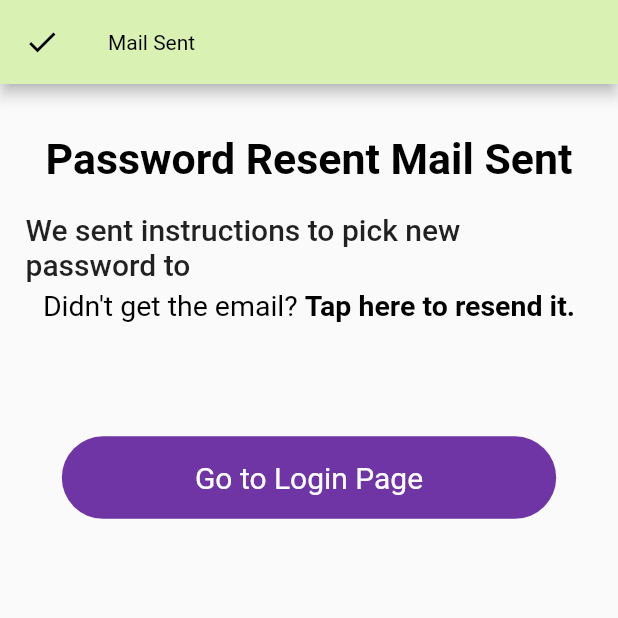
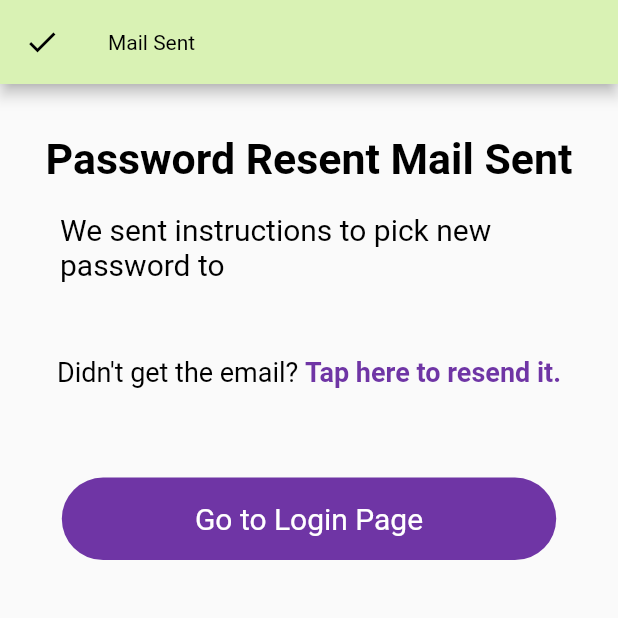
Before and after one commit to dhgavali/artsvalley, a Flutter app: the MailSent screen opened directly with empty values, on a phone screen of 412 x 824 dp, the top half of it. Run offline on Flutter 3.47's test engine with Material 2 defaults, Android fonts, the phone set to English and light mode, and no system bars; our stand-ins replace animated_bottom_navigation_bar, animated_splash_screen, animated_text_kit, cloud_firestore, connectivity, firebase_auth and 10 more; accounts and stored records are empty; network calls fail.

Commit message:
changes in drawer and login ui

```diff
--- a/lib/shared/shared_widgets.dart
+++ b/lib/shared/shared_widgets.dart
@@ -42,7 +42,7 @@ Widget customInputField1(
   double width,
 }) {
   return TextFieldContainer(
-    bgcolor: kcream ?? bgcolor,
+    bgcolor: Colors.white,
     child: TextFormField(
       controller: mycontroller,
       cursorColor: kPrimaryColor,
--- a/lib/views/btm_animated.dart
+++ b/lib/views/btm_animated.dart
@@ -1,6 +1,7 @@
 import 'package:animated_bottom_navigation_bar/animated_bottom_navigation_bar.dart';
 import 'package:artsvalley/profile_page/newDesignProfile/newProfileDesign.dart';
 import 'package:artsvalley/providers/uploadPostProvider.dart';
+import 'package:artsvalley/providers/visibilityprovider.dart';
 import 'package:artsvalley/shared/constants.dart';
 import 'package:artsvalley/views/home.dart';
 import 'package:flutter/cupertino.dart';
--- a/lib/views/home.dart
+++ b/lib/views/home.dart
@@ -26,7 +26,6 @@ class HomePage extends StatefulWidget {
 
 class _HomePageState extends State<HomePage> {
   var likeRef;
-
 
   @override
   Widget build(BuildContext context) {
@@ -135,6 +134,8 @@ class MyDrawer extends StatelessWidget {
         children: [
           ListTile(
             onTap: () {
+              //show bottom navigation and close drawer.
+
               Navigator.of(context).pop();
             },
             leading: Icon(
--- a/lib/views/loginscreens/Signup/signup_screen.dart
+++ b/lib/views/loginscreens/Signup/signup_screen.dart
@@ -152,7 +152,7 @@ class _SignUpScreenState extends State<SignUpScreen> {
                   ),
                 ),
                 SizedBox(
-                  height: 20,
+                  height: 50,
                 ),
               ],
             ),
@@ -170,7 +170,7 @@ class _SignUpScreenState extends State<SignUpScreen> {
         color: Colors.white10,
         border: Border.all(
           width: 2,
-          color: kPrimaryLightColor,
+          color: kPrimaryColor,
         ),
         shape: BoxShape.circle,
       ),
--- a/lib/views/loginscreens/reset/mailSent.dart
+++ b/lib/views/loginscreens/reset/mailSent.dart
@@ -1,5 +1,6 @@
 import 'package:artsvalley/components/rounded_button.dart';
 import 'package:artsvalley/helper/sizeconfig.dart';
+import 'package:artsvalley/shared/constants.dart';
 import 'package:artsvalley/views/loginscreens/Login/login_screen.dart';
 import 'package:artsvalley/services/auth.dart';
 import 'package:flutter/cupertino.dart';
@@ -20,8 +21,6 @@ class MailSent extends StatelessWidget {
         title: Text("Mail Sent"),
       ),
       body: Center(
-        child: Padding(
-          padding: const EdgeInsets.only(top: 00.0, left: 17.0, right: 17.0),
         child: Column(
           children: <Widget>[
             SizedBox(height: SizeConfig.screenHeight * 0.04),
@@ -37,16 +36,23 @@ class MailSent extends StatelessWidget {
               height: 20,
             ),
             Container(
+              padding: const EdgeInsets.symmetric(
+                horizontal: 40,
+              ),
               alignment: Alignment.center,
               child: RichText(
                 text: TextSpan(
-                    text: 'We sent instructions to pick new password to ',
-                    style: Theme.of(context).textTheme.bodyText1,
+                  text: 'We sent instructions to pick new password to  ',
+                  style: TextStyle(
+                    fontSize: 20,
+                    color: Colors.black,
+                  ),
                   children: <TextSpan>[
                     TextSpan(
                       text: '$email',
                       style: TextStyle(
                         fontWeight: FontWeight.bold,
+                        color: kPrimaryColor,
                       ),
                     ),
                   ],
@@ -54,17 +60,18 @@ class MailSent extends StatelessWidget {
               ),
             ),
             SizedBox(
-                height: 5,
+              height: 50,
             ),
             RichText(
               text: TextSpan(
                 text: "Didn't get the email? ",
-                  style: TextStyle(fontSize: 19.0, color: Colors.black),
+                style: TextStyle(fontSize: 18.0, color: Colors.black),
                 children: <TextSpan>[
                   TextSpan(
                       text: "Tap here to resend it.",
                       style: TextStyle(
                         fontWeight: FontWeight.bold,
+                        color: kPrimaryColor,
                       ),
                       recognizer: TapGestureRecognizer()
                         ..onTap = () async {
@@ -81,7 +88,7 @@ class MailSent extends StatelessWidget {
                 ],
               ),
             ),
-              SizedBox(height: size.height * 0.08),
+            SizedBox(height: size.height * 0.06),
             InkWell(
               onTap: () {
                 Navigator.of(context).pushReplacement(
@@ -94,7 +101,6 @@ class MailSent extends StatelessWidget {
           ],
         ),
       ),
-      ),
     );
   }
 }
--- a/lib/views/settings/profile_pic.dart
+++ b/lib/views/settings/profile_pic.dart
@@ -42,7 +42,7 @@ class ProfilePic extends StatelessWidget {
                   child: CircleAvatar(
                     backgroundImage: (snapshot.data['photoUrl'] != null)
                         ? NetworkImage("${snapshot.data['photoUrl']}")
-                        : AssetImage("assets/images/Profile Image.png"),
+                        : AssetImage("assets/images/profile.png"),
                   ),
                 ),
               );
```
Also changed, not shown: lib/components/text_field_container.dart (+9 -3 lines), lib/providers/visibilityprovider.dart (+2 -7 lines), lib/services/auth.dart (+5 -15 lines), lib/shared/customBottomNav.dart (+70 -70 lines), lib/views/loginscreens/Login/login_screen.dart (+17 -5 lines), lib/views/loginscreens/reset/resetPassword.dart (+15 -0 lines). Lines whose indentation alone changed are shown as unchanged.
